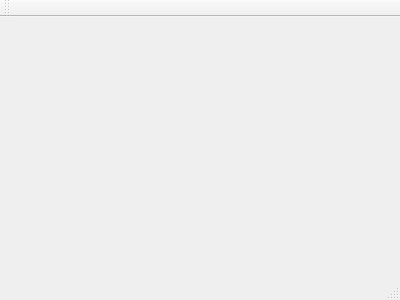
Before: the Qt Designer form mainwindow.ui in Tornadeur/Wifibot-Controler, drawn with Qt 5.
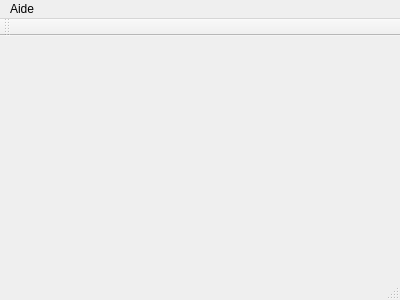
After: the same form once the commit is applied. Icons and pictures are not drawn.

What changed in the file:
```diff
--- a/mainwindow.ui
+++ b/mainwindow.ui
@@ -27,6 +27,13 @@
      <height>21</height>
     </rect>
    </property>
+   <widget class="QMenu" name="menuAide">
+    <property name="title">
+     <string>Aide</string>
+    </property>
+    <addaction name="actionA_propos"/>
+   </widget>
+   <addaction name="menuAide"/>
   </widget>
   <widget class="QToolBar" name="mainToolBar">
    <attribute name="toolBarArea">
```
Left out of the diff: 5 changed lines with no effect on the pictures.
